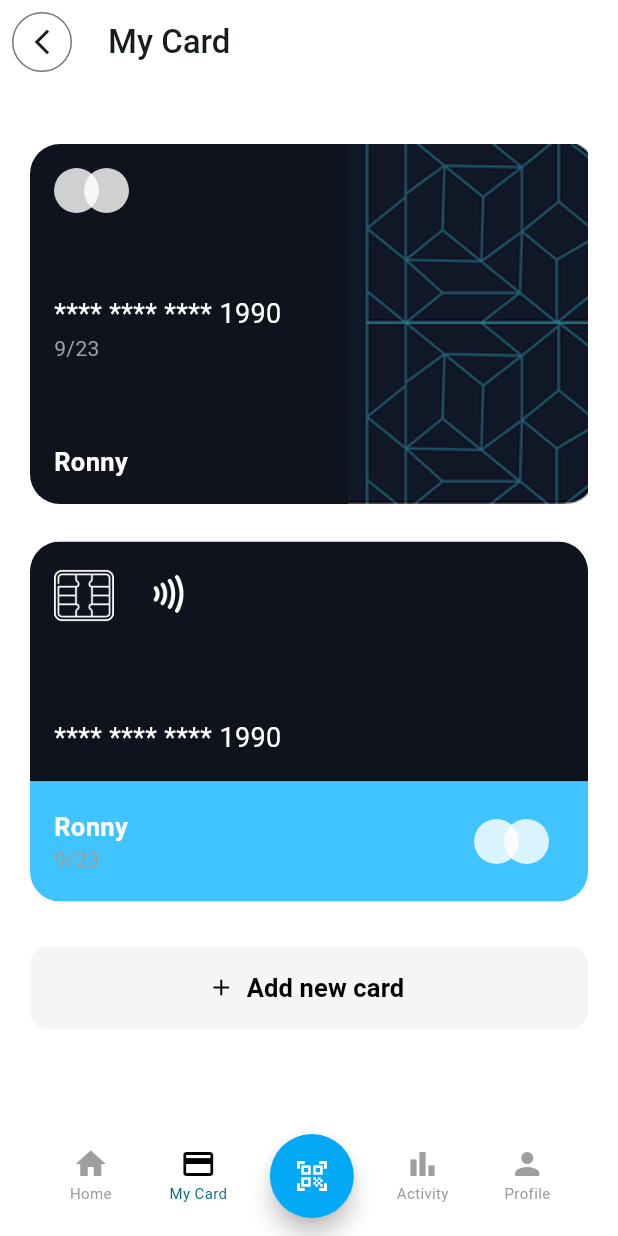
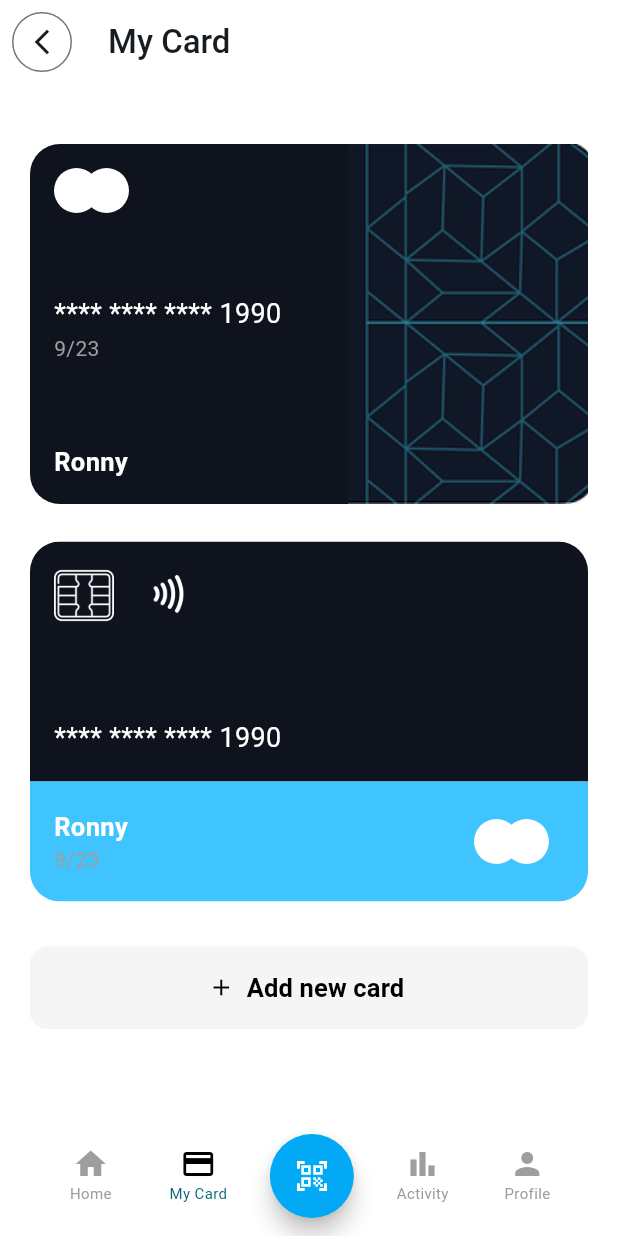
Before and after one commit to ronnycontento95/fintech, a Flutter app: the screen it shows after launch, item 2 of the bottom bar chosen, on a phone screen of 412 x 824 dp. Run offline on Flutter 3.47's test engine with Material 3 defaults, Android fonts, the phone set to English and light mode, and no system bars; missing offline and left inert: scan.

Commit message:
Correction analyze poject

```diff
--- a/lib/main.dart
+++ b/lib/main.dart
@@ -61,7 +61,7 @@ class _MainPageState extends State<MainPage> {
   final List<Widget> pages = [
     const Home(),
     const MyCardPage(),
-    ScanPage(),
+    const ScanPage(),
     const ActivityPage(),
     const ProfilePage()
   ];
--- a/lib/pages/my_card.dart
+++ b/lib/pages/my_card.dart
@@ -1,4 +1,3 @@
-import 'package:fintech_ui_tutorial/widgets/credit_card.dart';
 import 'package:flutter/material.dart';
 
 import '../generated/l10n.dart';
@@ -142,15 +141,15 @@ class FrontCard extends StatelessWidget {
                         Row(
                           mainAxisAlignment: MainAxisAlignment.start,
                           children: [
-                            CircleAvatar(
+                            const CircleAvatar(
                               radius: 15,
-                              backgroundColor: Colors.white.withOpacity(0.8),
+                              backgroundColor: Colors.white,
                             ),
                             Transform.translate(
                               offset: const Offset(-10, 0),
-                              child: CircleAvatar(
+                              child: const CircleAvatar(
                                 radius: 15,
-                                backgroundColor: Colors.white.withOpacity(0.8),
+                                backgroundColor: Colors.white,
                               ),
                             )
                           ],
@@ -199,15 +198,15 @@ class BackCard extends StatelessWidget {
                     Row(
                       mainAxisAlignment: MainAxisAlignment.start,
                       children: [
-                        CircleAvatar(
+                        const CircleAvatar(
                           radius: 15,
-                          backgroundColor: Colors.white.withOpacity(0.8),
+                          backgroundColor: Colors.white,
                         ),
                         Transform.translate(
                           offset: const Offset(-10, 0),
-                          child: CircleAvatar(
+                          child: const CircleAvatar(
                             radius: 15,
-                            backgroundColor: Colors.white.withOpacity(0.8),
+                            backgroundColor: Colors.white,
                           ),
                         )
                       ],
--- a/lib/pages/profile.dart
+++ b/lib/pages/profile.dart
@@ -1,4 +1,3 @@
-import 'dart:ffi';
 
 import 'package:fintech_ui_tutorial/provider/change_language.dart';
 import 'package:fintech_ui_tutorial/widgets/bottom_sheet.dart';
```
Also changed, not shown: lib/pages/scan.dart (+4 -5 lines), lib/widgets/credit_card.dart (+4 -4 lines), pubspec.lock.
